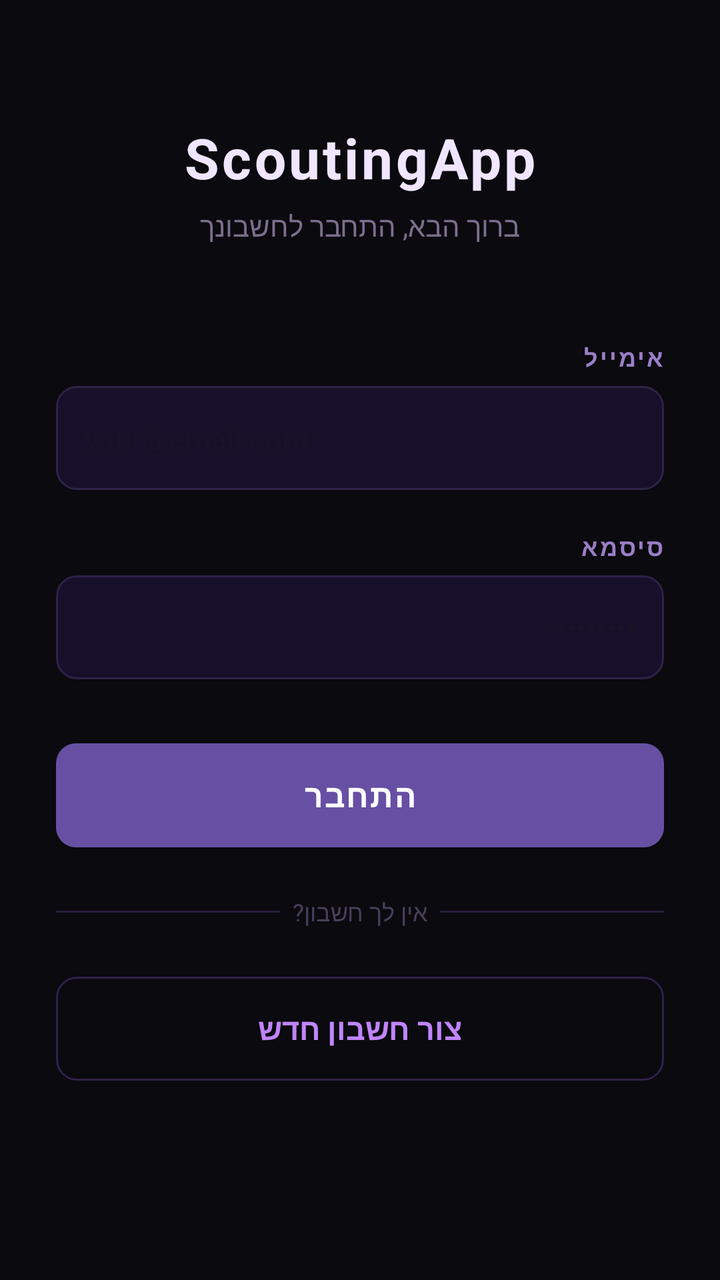
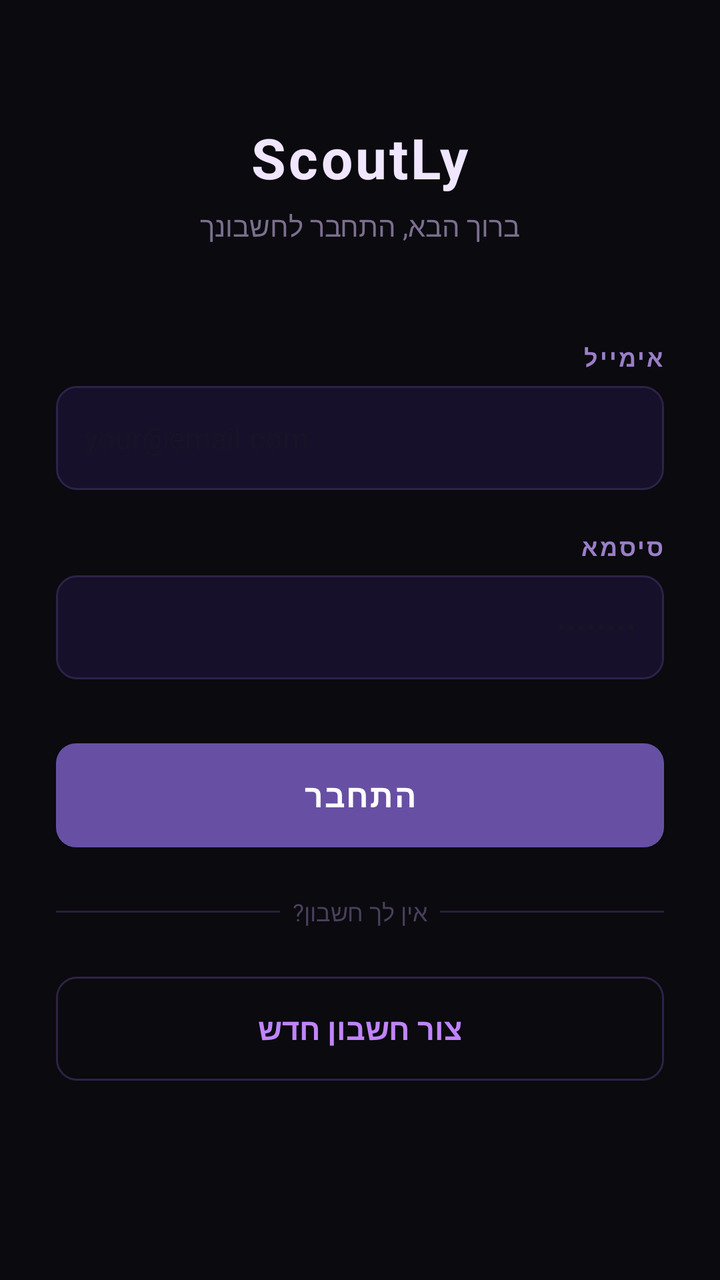

The first picture is an Android layout as it rendered before a commit; the second is the same layout after the commit. The layout source and the unified diff follow.
<!-- AndroidManifest.xml: application theme Theme.MainApp -->
<!-- res/layout/activity_login_screen.xml -->
<?xml version="1.0" encoding="utf-8"?>
<ScrollView xmlns:android="http://schemas.android.com/apk/res/android"
    android:layout_width="match_parent"
    android:layout_height="match_parent"
    android:background="#0A0A0F"
    android:fillViewport="true">

    <LinearLayout
        android:layout_width="match_parent"
        android:layout_height="wrap_content"
        android:orientation="vertical"
        android:gravity="center_horizontal"
        android:paddingStart="28dp"
        android:paddingEnd="28dp"
        android:paddingTop="60dp"
        android:paddingBottom="40dp">
        
        <TextView
            android:layout_width="wrap_content"
            android:layout_height="wrap_content"
            android:text="ScoutingApp"
            android:textSize="28sp"
            android:textStyle="bold"
            android:textColor="#F0E6FF"
            android:letterSpacing="0.05"
            android:layout_marginBottom="6dp" />

        
        <TextView
            android:layout_width="wrap_content"
            android:layout_height="wrap_content"
            android:text="ברוך הבא, התחבר לחשבונך"
            android:textSize="14sp"
            android:textColor="#7C6F8E"
            android:layout_marginBottom="48dp" />

        
        <TextView
            android:layout_width="match_parent"
            android:layout_height="wrap_content"
            android:text="אימייל"
            android:textSize="12sp"
            android:textColor="#9B7EC8"
            android:textStyle="bold"
            android:letterSpacing="0.08"
            android:layout_marginBottom="6dp" />

        <EditText
            android:id="@+id/etEmail"
            android:layout_width="match_parent"
            android:layout_height="52dp"
            android:layout_marginBottom="20dp"
            android:hint="your@email.com"
            android:textColor="#F0E6FF"
            android:textSize="15sp"
            android:inputType="textEmailAddress"
            android:padding="14dp"
            android:background="@drawable/input_bg_dark"
            android:textDirection="ltr"
            android:textAlignment="textStart" />

        
        <TextView
            android:layout_width="match_parent"
            android:layout_height="wrap_content"
            android:text="סיסמא"
            android:textSize="12sp"
            android:textColor="#9B7EC8"
            android:textStyle="bold"
            android:letterSpacing="0.08"
            android:layout_marginBottom="6dp" />

        <EditText
            android:id="@+id/etPassword"
            android:layout_width="match_parent"
            android:layout_height="52dp"
            android:layout_marginBottom="32dp"
            android:hint="••••••••"
            android:textColor="#F0E6FF"
            android:textSize="15sp"
            android:inputType="textPassword"
            android:padding="14dp"
            android:background="@drawable/input_bg_dark"
            android:textDirection="rtl"
            android:textAlignment="textEnd" />

        
        <Button
            android:id="@+id/btnLogin"
            android:layout_width="match_parent"
            android:layout_height="52dp"
            android:text="התחבר"
            android:textSize="16sp"
            android:textStyle="bold"
            android:textColor="#FFFFFF"
            android:letterSpacing="0.05"
            android:background="@drawable/btn_primary"
            android:layout_marginBottom="24dp"
            android:stateListAnimator="@null" />

        
        <LinearLayout
            android:layout_width="match_parent"
            android:layout_height="wrap_content"
            android:orientation="horizontal"
            android:gravity="center_vertical"
            android:layout_marginBottom="24dp">

            <View
                android:layout_width="0dp"
                android:layout_height="1dp"
                android:layout_weight="1"
                android:background="#2A1F3D" />

            <TextView
                android:layout_width="wrap_content"
                android:layout_height="wrap_content"
                android:text="  אין לך חשבון?  "
                android:textColor="#4A3F5C"
                android:textSize="12sp" />

            <View
                android:layout_width="0dp"
                android:layout_height="1dp"
                android:layout_weight="1"
                android:background="#2A1F3D" />
        </LinearLayout>

        
        <TextView
            android:id="@+id/tvSignupLink"
            android:layout_width="match_parent"
            android:layout_height="52dp"
            android:gravity="center"
            android:clickable="true"
            android:focusable="true"
            android:text="צור חשבון חדש"
            android:textColor="#C084FC"
            android:textSize="15sp"
            android:textStyle="bold"
            android:background="@drawable/btn_ghost" />

    </LinearLayout>
</ScrollView>
<!-- resources referenced by this layout -->
<resources>
  <!-- drawable btn_ghost (drawable) -->
  <?xml version="1.0" encoding="utf-8"?>
  <shape xmlns:android="http://schemas.android.com/apk/res/android"
      android:shape="rectangle">
      <solid android:color="#00000000" />
      <stroke
          android:width="1dp"
          android:color="#2E2248" />
      <corners android:radius="10dp" />
  </shape>
  <!-- drawable btn_primary (drawable) -->
  <?xml version="1.0" encoding="utf-8"?>
  <shape xmlns:android="http://schemas.android.com/apk/res/android"
      android:shape="rectangle">
      <gradient
          android:startColor="#7C3AED"
          android:endColor="#9D00FF"
          android:angle="135"
          android:type="linear" />
      <corners android:radius="10dp" />
  </shape>
  <!-- drawable input_bg_dark (drawable) -->
  <?xml version="1.0" encoding="utf-8"?>
  <shape xmlns:android="http://schemas.android.com/apk/res/android"
      android:shape="rectangle">
      <solid android:color="#16102A" />
      <stroke
          android:width="1dp"
          android:color="#2E2248" />
      <corners android:radius="10dp" />
  </shape>
  <style name="Theme.MainApp" parent="Base.Theme.MainApp" />
  <style name="Base.Theme.MainApp" parent="Theme.Material3.DayNight.NoActionBar">
          
          
      </style>
</resources>

<!-- the commit's change to res/layout/activity_login_screen.xml (unified diff, before → after) -->
@@ -18,7 +18,7 @@
         <TextView
             android:layout_width="wrap_content"
             android:layout_height="wrap_content"
-            android:text="ScoutingApp"
+            android:text="ScoutLy"
             android:textSize="28sp"
             android:textStyle="bold"
             android:textColor="#F0E6FF"
